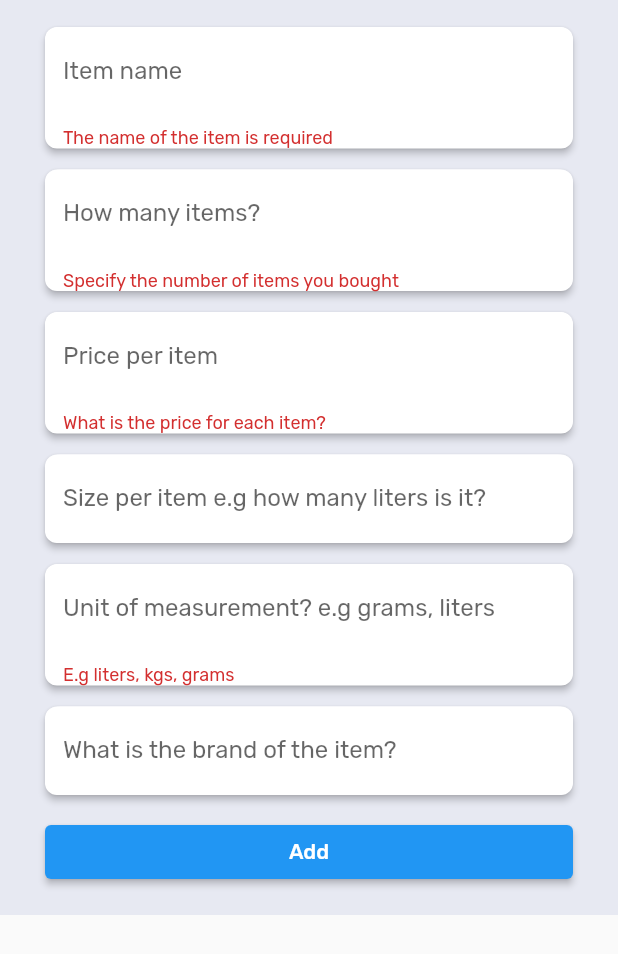
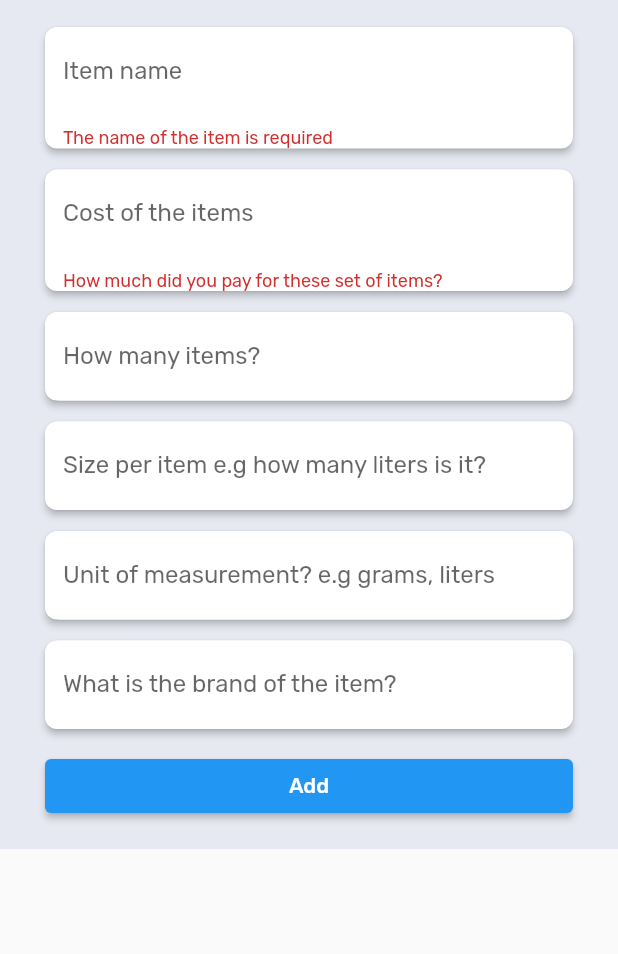
Before and after one commit to sanjeevbishnoi/shilingi, a Flutter app: the NewItemModalSheet widget shown alone on an empty page, opened directly with empty values, after a tap on "Add", on a phone screen of 412 x 824 dp. Shown: the top 954 px of the screen. Run offline on Flutter 3.47's test engine with Material 2 defaults, Android fonts, the phone set to English and light mode, and no system bars; our stand-ins replace date_field, google_fonts, graphql_flutter.

Commit message:
reorder new itemfields

```diff
--- a/app-flutter/lib/src/components/new_item.dart
+++ b/app-flutter/lib/src/components/new_item.dart
@@ -41,25 +41,18 @@ class _NewItemFormWidget extends State<NewItemModalSheet> {
                 ),
                 const SizedBox(height: 14.0),
                 CustomTextFormField(
-                  fieldName: "units",
-                  labelText: 'How many items?',
+                  fieldName: "cost",
+                  labelText: 'Cost of the items',
                   keyboardType: TextInputType.number,
-                  validator: (value) {
-                    if (value == null || value.isEmpty) {
-                      return _itemName != null && !_itemName!.isEmpty
-                          ? 'How many units of $_itemName did you get?'
-                          : 'Specify the number of items you bought';
-                    }
-                  },
+                  validator: requiredValidatorWithMessage(
+                      'How much did you pay for these set of items?'),
                   data: data,
                 ),
                 const SizedBox(height: 14.0),
                 CustomTextFormField(
-                  fieldName: "pricePerUnit",
-                  labelText: 'Price per item',
+                  fieldName: "units",
+                  labelText: 'How many items?',
                   keyboardType: TextInputType.number,
-                  validator: requiredValidatorWithMessage(
-                      'What is the price for each item?'),
                   data: data,
                 ),
                 const SizedBox(height: 14.0),
@@ -74,8 +67,6 @@ class _NewItemFormWidget extends State<NewItemModalSheet> {
                   fieldName: "quantityType",
                   labelText: 'Unit of measurement? e.g grams, liters',
                   data: data,
-                  validator:
-                      requiredValidatorWithMessage('E.g liters, kgs, grams'),
                 ),
                 const SizedBox(height: 14.0),
                 CustomTextFormField(
@@ -110,21 +101,44 @@ class _NewItemFormWidget extends State<NewItemModalSheet> {
             d['item'] = {'name': v.value.text};
             break;
           case 'quantity':
-            d['quantity'] = double.parse(v.value.text);
+            if (v.value.text.isNotEmpty) {
+              d['quantity'] = double.parse(v.value.text);
+            }
             break;
           case 'quantityType':
             d['quantityType'] = v.value.text;
             break;
           case 'units':
-            d['units'] = int.parse(v.value.text);
+            if (v.value.text.isNotEmpty) {
+              var units = int.parse(v.value.text);
+              d['units'] = units;
+              if (data.containsKey('cost') &&
+                  data['cost']!.value.text.isNotEmpty) {
+                d['pricePerUnit'] =
+                    double.parse(data['cost']!.value.text) / units;
+              }
+            }
             break;
           case 'brand':
             d['brand'] = v.value.text;
             break;
-          case 'pricePerUnit':
-            d['pricePerUnit'] = double.parse(v.value.text);
+          case 'cost':
+            if (v.value.text.isNotEmpty) {
+              // check if we have set units yet
+              if (data.containsKey('units') &&
+                  data['units']!.value.text.isNotEmpty) {
+                var units = int.parse(data['units']!.value.text);
+                d['pricePerUnit'] = double.parse(v.value.text) / units;
+              } else {
+                d['pricePerUnit'] = double.parse(v.value.text);
+              }
+            }
             break;
         }
+      }
+      // If units key has not been provided, manually set it to 1
+      if (!d.containsKey('units') || d['units'] is! num) {
+        d['units'] = 1;
       }
       var item = PurchaseItem.fromJson(d);
       widget.addItem(item);
--- a/app-flutter/lib/src/models/model.dart
+++ b/app-flutter/lib/src/models/model.dart
@@ -4,9 +4,9 @@ part 'model.g.dart';
 
 @JsonSerializable()
 class PurchaseItem {
-  final double quantity;
-  final String quantityType;
-  final int units;
+  final double? quantity;
+  final String? quantityType;
+  final int? units;
   final String? brand;
   final double pricePerUnit;
   final Item item;
@@ -19,7 +19,7 @@ class PurchaseItem {
       required this.pricePerUnit,
       required this.item});
 
-  double get total => units * pricePerUnit;
+  double get total => units != null ? units! * pricePerUnit : pricePerUnit;
 
   Map<String, dynamic> toJson() => _$PurchaseItemToJson(this);
 
--- a/app-flutter/lib/src/pages/new_purchase.dart
+++ b/app-flutter/lib/src/pages/new_purchase.dart
@@ -29,7 +29,12 @@ class _NewPurchasePageState extends State<NewPurchasePage> {
   @override
   Widget build(BuildContext context) {
     return Scaffold(
-      appBar: AppBar(title: const Text('New purchase')),
+      appBar: AppBar(
+        title: const Text('New purchase'),
+        actions: const [
+          IconButton(onPressed: null, icon: Icon(Icons.save)),
+        ],
+      ),
       backgroundColor: const Color(0xFFF8F8F8),
       resizeToAvoidBottomInset: true,
       body: _Body(state: _bodyState!),
@@ -69,7 +74,8 @@ class _BodyState extends State<_Body> {
 
   @override
   Widget build(BuildContext context) {
-    return Padding(
+    return SingleChildScrollView(
+      child: Padding(
         padding: const EdgeInsets.symmetric(vertical: 18.0, horizontal: 30.0),
         child: Form(
           key: _formKey,
@@ -127,7 +133,8 @@ class _BodyState extends State<_Body> {
                   print(result);
 
                   return ConstrainedBox(
-                  constraints: const BoxConstraints(minWidth: double.infinity),
+                    constraints:
+                        const BoxConstraints(minWidth: double.infinity),
                     child: ElevatedButton(
                       onPressed: loading
                           ? null
@@ -140,6 +147,7 @@ class _BodyState extends State<_Body> {
                 },
               ),
             ],
+          ),
         ),
       ),
     );
@@ -207,7 +215,7 @@ class _Items extends StatelessWidget {
         ),
         const SizedBox(height: 12.0),
         SingleChildScrollView(
-          scrollDirection: Axis.horizontal,
+          scrollDirection: Axis.vertical,
           child: DataTable(
             columns: const [
               DataColumn(label: Text('Name')),
```
Also changed, not shown: app-flutter/lib/src/models/model.g.dart. Lines whose indentation alone changed are shown as unchanged.
